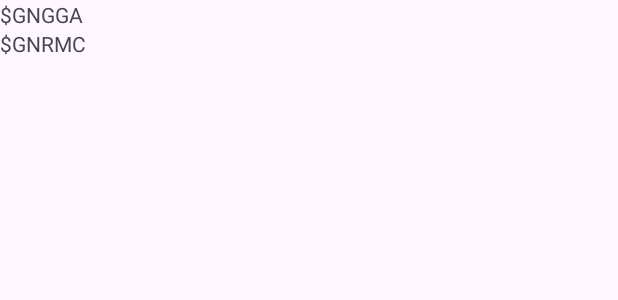
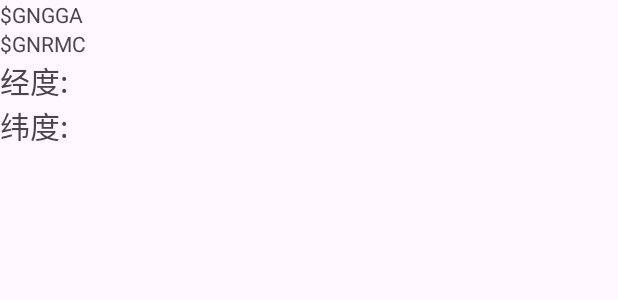
Before and after one commit to Wangshenggui/SingleAntennaRTK_APP, an Android app: the layout fragment_data_acceptance.xml on its own in the app's theme, with its tools: preview values and no code run, on a phone screen of 412 x 824 dp. Shown: the top 300 px of the screen. Run offline under Robolectric (Android 15) with nearby library versions, the phone set to English and light mode, and no system bars.

Commit message:
解析经纬度

```diff
--- a/app/src/main/res/layout/fragment_data_acceptance.xml
+++ b/app/src/main/res/layout/fragment_data_acceptance.xml
@@ -23,5 +23,23 @@
         app:layout_constraintVertical_bias="0.0"
         tools:layout_editor_absoluteX="0dp" />
 
+    <TextView
+        android:id="@+id/lonText"
+        android:layout_width="match_parent"
+        android:layout_height="wrap_content"
+        android:text="经度: "
+        android:textSize="20sp"
+        app:layout_constraintTop_toBottomOf="@+id/ReceiveRMCTextView"
+        tools:layout_editor_absoluteX="0dp" />
+
+    <TextView
+        android:id="@+id/latText"
+        android:layout_width="match_parent"
+        android:layout_height="wrap_content"
+        android:text="纬度: "
+        android:textSize="20sp"
+        app:layout_constraintTop_toBottomOf="@+id/lonText"
+        tools:layout_editor_absoluteX="0dp" />
+
 
 </androidx.constraintlayout.widget.ConstraintLayout>
```
Also changed, not shown: app/src/main/java/com/example/singleantennartk/BluetoothFunFragment/DataAcceptanceFragment.java (+43 -0 lines), app/src/main/java/com/example/singleantennartk/GetDiffDataActivity.java (+0 -16 lines).
